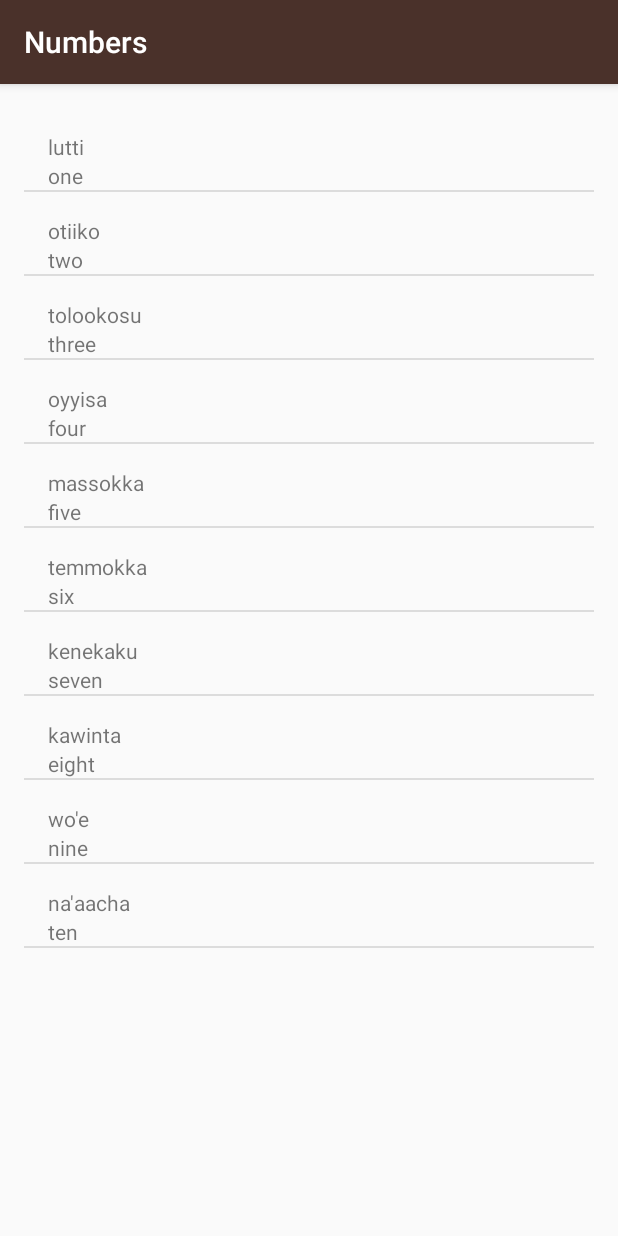
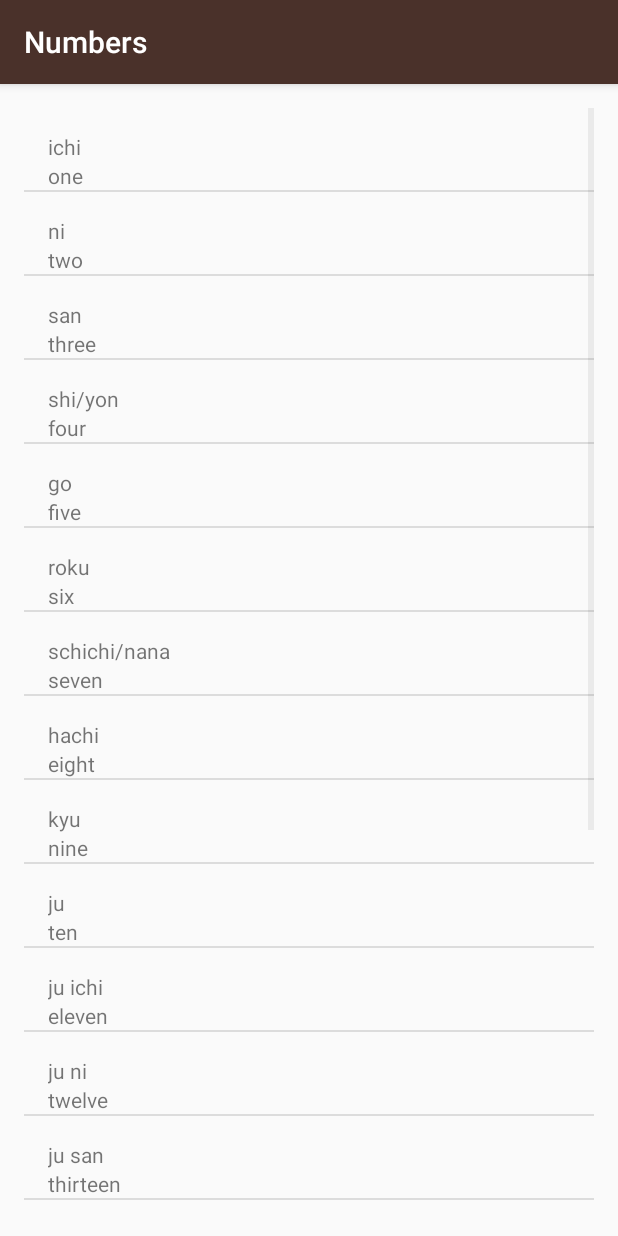
Before and after one commit to 6nguyen/Hanasu_App, an Android app: the NumbersActivity screen opened directly, with no data from a screen before it, on a phone screen of 412 x 824 dp. Run offline under Robolectric (Android 15) with nearby library versions, the phone set to English and light mode, and no system bars.

Commit message:
Change numbers from Miwok to Japanese

```diff
--- a/app/src/main/java/com/example/android/miwok/NumbersActivity.java
+++ b/app/src/main/java/com/example/android/miwok/NumbersActivity.java
@@ -16,16 +16,27 @@ public class NumbersActivity extends AppCompatActivity {
 
         ArrayList<Word> words = new ArrayList<Word>();
 
-        words.add(new Word("one","lutti"));
-        words.add(new Word("two","otiiko"));
-        words.add(new Word("three","tolookosu"));
-        words.add(new Word("four","oyyisa"));
-        words.add(new Word("five","massokka"));
-        words.add(new Word("six","temmokka"));
-        words.add(new Word("seven","kenekaku"));
-        words.add(new Word("eight","kawinta"));
-        words.add(new Word("nine","wo'e"));
-        words.add(new Word("ten","na'aacha"));
+        words.add(new Word("one","ichi"));
+        words.add(new Word("two","ni"));
+        words.add(new Word("three","san"));
+        words.add(new Word("four","shi/yon"));
+        words.add(new Word("five","go"));
+        words.add(new Word("six","roku"));
+        words.add(new Word("seven","schichi/nana"));
+        words.add(new Word("eight","hachi"));
+        words.add(new Word("nine","kyu"));
+        words.add(new Word("ten","ju"));
+        words.add(new Word("eleven","ju ichi"));
+        words.add(new Word("twelve","ju ni"));
+        words.add(new Word("thirteen","ju san"));
+        words.add(new Word("fourteen","ju yon"));
+        words.add(new Word("fifteen","ju go"));
+        words.add(new Word("twenty","ni-ju"));
+        words.add(new Word("thirty","san-ju"));
+        words.add(new Word("forty","yon-ju"));
+        words.add(new Word("one hundred","hyaku"));
+        words.add(new Word("two hundred","nihyaku"));
+        words.add(new Word("three hundred","sanbyaku"));
 
     // Adding a WordAdapter list of word pairs with dividers
         WordAdapter adapter = new WordAdapter(this, words);
--- a/app/src/main/java/com/example/android/miwok/WordAdapter.java
+++ b/app/src/main/java/com/example/android/miwok/WordAdapter.java
@@ -43,6 +43,5 @@ public class WordAdapter extends ArrayAdapter<Word> {
         //iconView.setImageResource(currentWord.getImageResourceId());
 
         return listItemView;
-
     }
 }
```
